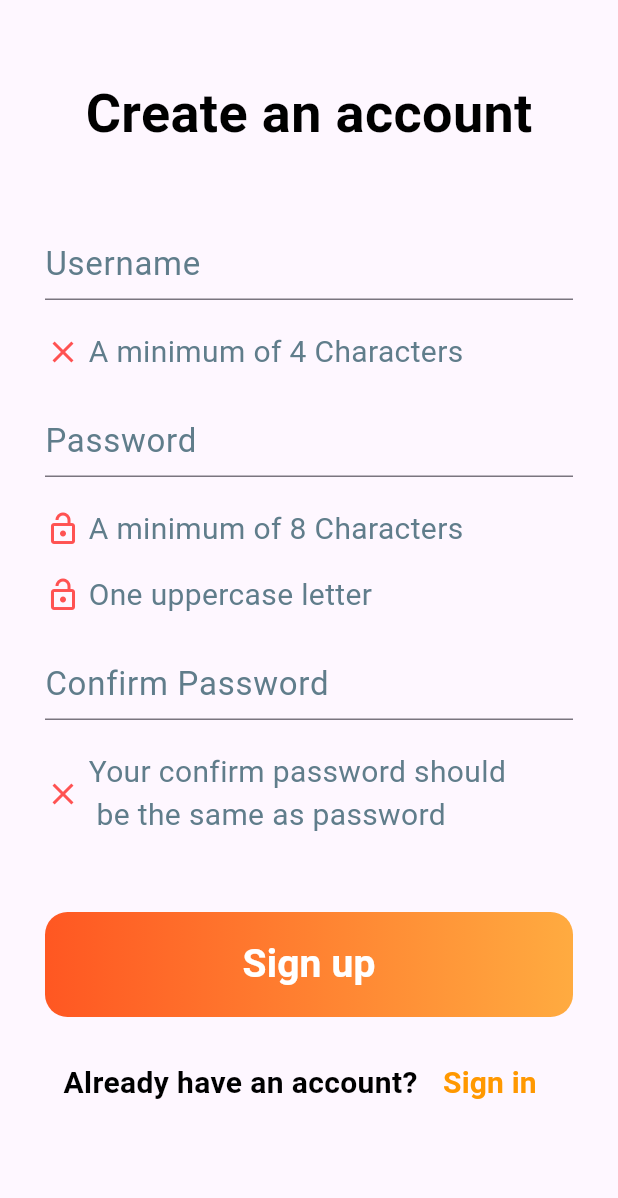
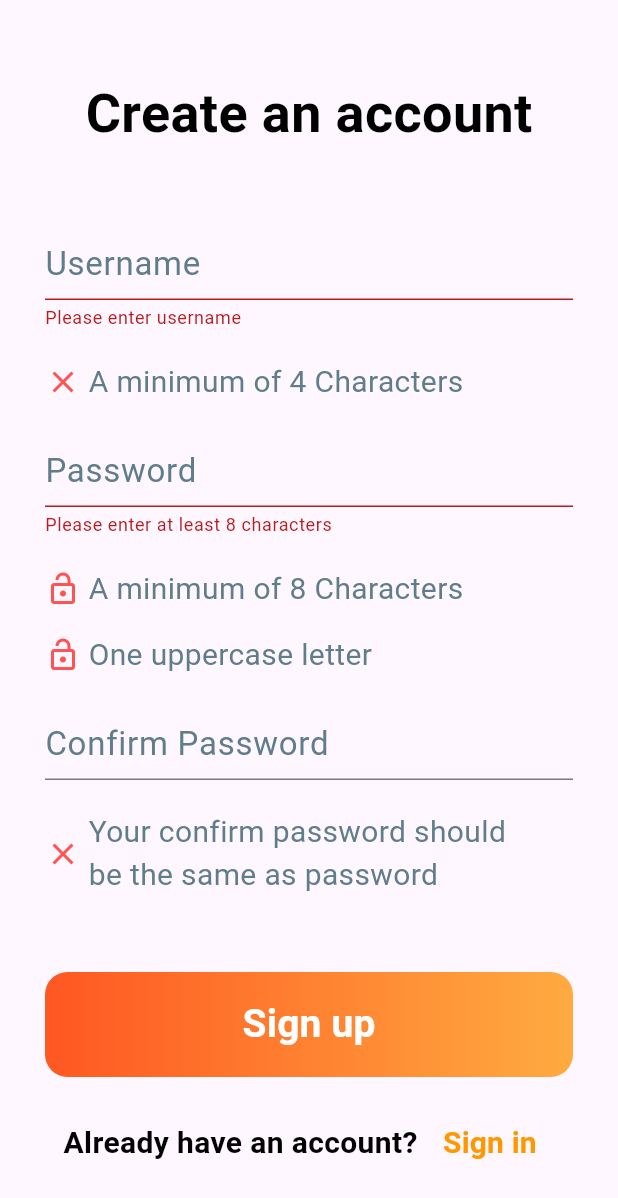
Before and after one commit to rayeezpm/Flutterdemo, a Flutter app: the SignupOrange screen opened directly, after a tap on "Sign up", on a phone screen of 412 x 824 dp. Shown: the top 1198 px of the screen. Run offline on Flutter 3.47's test engine with Material 3 defaults, Android fonts, the phone set to English and light mode, and no system bars.

Commit message:
Third Commit

```diff
--- a/lib/main.dart
+++ b/lib/main.dart
@@ -1,5 +1,6 @@
 
 import 'package:demoproject/task/registration%20red/page3.dart';
+import 'package:demoproject/task/signup.dart';
 import 'package:demoproject/task/signuporange.dart';
 import 'package:flutter/material.dart';
 
@@ -34,7 +35,7 @@ class MyApp extends StatelessWidget {
         colorScheme: ColorScheme.fromSeed(seedColor: Colors.deepPurple),
         useMaterial3: true,
       ),
-      home: const SignupOrange(),
+      home: const Signup(),
     );
   }
 }
--- a/lib/task/signuporange.dart
+++ b/lib/task/signuporange.dart
@@ -8,11 +8,26 @@ class SignupOrange extends StatefulWidget {
 }
 
 class _SignupOrangeState extends State<SignupOrange> {
+  final TextEditingController username = TextEditingController();
+  final TextEditingController password = TextEditingController();
+  final TextEditingController confirmpassword = TextEditingController();
+  final GlobalKey<FormState> formkey = GlobalKey<FormState>();
+
+  @override
+  void dispose() {
+    username.dispose();
+    password.dispose();
+    confirmpassword.dispose();
+    super.dispose();
+  }
+
   @override
   Widget build(BuildContext context) {
     return Scaffold(
       body: Padding(
         padding: const EdgeInsets.only(top: 50, left: 30, right: 30),
+        child: Form(
+          key: formkey,
           child: SingleChildScrollView(
             child: Column(
               mainAxisAlignment: MainAxisAlignment.start,
@@ -29,110 +44,88 @@ class _SignupOrangeState extends State<SignupOrange> {
                     ),
                   ],
                 ),
-              const SizedBox(
-                height: 50,
-              ),
-              const TextField(
-                decoration: InputDecoration(
+                const SizedBox(height: 50),
+                TextFormField(
+                  controller: username,
+                  validator: (value) {
+                    if (value == null || value.isEmpty) {
+                      return 'Please enter username';
+                    }
+                    return null;
+                  },
+                  decoration: const InputDecoration(
                       hintText: 'Username',
                       hintStyle: TextStyle(color: Colors.blueGrey, fontSize: 22)),
                 ),
-              const SizedBox(
-                height: 20,
-              ),
+                const SizedBox(height: 20),
                 const Row(
                   mainAxisAlignment: MainAxisAlignment.start,
                   children: [
-                  Icon(
-                    Icons.close_outlined,
-                    color: Colors.redAccent,
-                  ),
-                  SizedBox(
-                    width: 5,
-                  ),
-                  Text(
-                    'A minimum of 4 Characters',
-                    style: TextStyle(color: Colors.blueGrey, fontSize: 20),
-                  )
+                    Icon(Icons.close_outlined, color: Colors.redAccent),
+                    SizedBox(width: 5),
+                    Text('A minimum of 4 Characters',
+                        style: TextStyle(color: Colors.blueGrey, fontSize: 20)),
                   ],
                 ),
-              const SizedBox(
-                height: 20,
-              ),
-              const TextField(
+                const SizedBox(height: 20),
+                TextFormField(
+                  controller: password,
+                  validator: (value) {
+                    if (value == null || value.length < 8) {
+                      return 'Please enter at least 8 characters';
+                    }
+                    return null;
+                  },
                   obscureText: true,
-                decoration: InputDecoration(
+                  decoration: const InputDecoration(
                       hintText: 'Password',
                       hintStyle: TextStyle(color: Colors.blueGrey, fontSize: 22)),
                 ),
-              const SizedBox(
-                height: 20,
-              ),
+                const SizedBox(height: 20),
                 const Row(
                   mainAxisAlignment: MainAxisAlignment.start,
                   children: [
-                  Icon(
-                    Icons.lock_open_outlined,
-                    color: Colors.redAccent,
-                  ),
-                  SizedBox(
-                    width: 5,
-                  ),
-                  Text(
-                    'A minimum of 8 Characters',
-                    style: TextStyle(color: Colors.blueGrey, fontSize: 20),
-                  )
+                    Icon(Icons.lock_open_outlined, color: Colors.redAccent),
+                    SizedBox(width: 5),
+                    Text('A minimum of 8 Characters',
+                        style: TextStyle(color: Colors.blueGrey, fontSize: 20)),
                   ],
                 ),
-              const SizedBox(
-                height: 15,
-              ),
+                const SizedBox(height: 15),
                 const Row(
                   mainAxisAlignment: MainAxisAlignment.start,
                   children: [
-                  Icon(
-                    Icons.lock_open_outlined,
-                    color: Colors.redAccent,
-                  ),
-                  SizedBox(
-                    width: 5,
-                  ),
-                  Text(
-                    'One uppercase letter',
-                    style: TextStyle(color: Colors.blueGrey, fontSize: 20),
-                  )
+                    Icon(Icons.lock_open_outlined, color: Colors.redAccent),
+                    SizedBox(width: 5),
+                    Text('One uppercase letter',
+                        style: TextStyle(color: Colors.blueGrey, fontSize: 20)),
                   ],
                 ),
-              const SizedBox(
-                height: 20,
-              ),
-              const TextField(
-                decoration: InputDecoration(
+                const SizedBox(height: 20),
+                TextFormField(
+                  controller: confirmpassword,
+                  validator: (value) {
+                    if (value == null || value != password.text) {
+                      return 'Passwords do not match';
+                    }
+                    return null;
+                  },
+                  obscureText: true,
+                  decoration: const InputDecoration(
                       hintText: 'Confirm Password',
                       hintStyle: TextStyle(color: Colors.blueGrey, fontSize: 22)),
                 ),
-              const SizedBox(
-                height: 20,
-              ),
+                const SizedBox(height: 20),
                 const Row(
                   mainAxisAlignment: MainAxisAlignment.start,
                   children: [
-                  Icon(
-                    Icons.close_outlined,
-                    color: Colors.redAccent,
-                  ),
-                  SizedBox(
-                    width: 5,
-                  ),
-                  Text(
-                    'Your confirm password should\n be the same as password',
-                    style: TextStyle(color: Colors.blueGrey, fontSize: 20),
-                  ),
+                    Icon(Icons.close_outlined, color: Colors.redAccent),
+                    SizedBox(width: 5),
+                    Text('Your confirm password should\nbe the same as password',
+                        style: TextStyle(color: Colors.blueGrey, fontSize: 20)),
                   ],
                 ),
-              const SizedBox(
-                height: 50,
-              ),
+                const SizedBox(height: 50),
                 Container(
                   width: double.infinity,
                   height: 70,
@@ -142,42 +135,57 @@ class _SignupOrangeState extends State<SignupOrange> {
                       borderRadius: BorderRadius.circular(15)),
                   child: TextButton(
                     style: ButtonStyle(
-                        minimumSize:
-                            WidgetStateProperty.all(const Size(double.infinity, 70))),
-                    onPressed: () {},
+                      minimumSize: MaterialStateProperty.all(const Size(double.infinity, 70)),
+                    ),
+                    onPressed: _submitForm,
                     child: const Text(
                       'Sign up',
                       style: TextStyle(
                           color: Colors.white,
                           fontSize: 26,
                           fontWeight: FontWeight.w600),
-                    )),
                     ),
-              const SizedBox(
-                height: 20,
                   ),
+                ),
+                const SizedBox(height: 20),
                 Row(
                   mainAxisAlignment: MainAxisAlignment.center,
                   children: [
                     const Text(
                       'Already have an account?',
-                    style: TextStyle(color: Colors.black, fontSize: 20,fontWeight: FontWeight.w600),
+                      style: TextStyle(
+                          color: Colors.black,
+                          fontSize: 20,
+                          fontWeight: FontWeight.w600),
                     ),
-                  const SizedBox(
-                    width: 5,
-                  ),
+                    const SizedBox(width: 5),
                     TextButton(
                       onPressed: () {},
                       child: const Text(
                         'Sign in',
-                        style: TextStyle(color: Colors.orange, fontSize: 20,fontWeight: FontWeight.w700),
-                      ))
+                        style: TextStyle(
+                            color: Colors.orange,
+                            fontSize: 20,
+                            fontWeight: FontWeight.w700),
+                      ),
+                    ),
                   ],
-              )
+                ),
               ],
+            ),
           ),
         ),
       ),
     );
   }
+
+  void _submitForm() {
+    if (formkey.currentState!.validate()) {
+      final String usernameValue = username.text;
+      final String passwordValue = password.text;
+      final String confirmpasswordValue = confirmpassword.text;
+
+      // Handle signup logic here (e.g., API call)
     }
+  }
+}
```
Also changed, not shown: lib/task/signup.dart (+56 -11 lines). Lines whose indentation alone changed are shown as unchanged.
